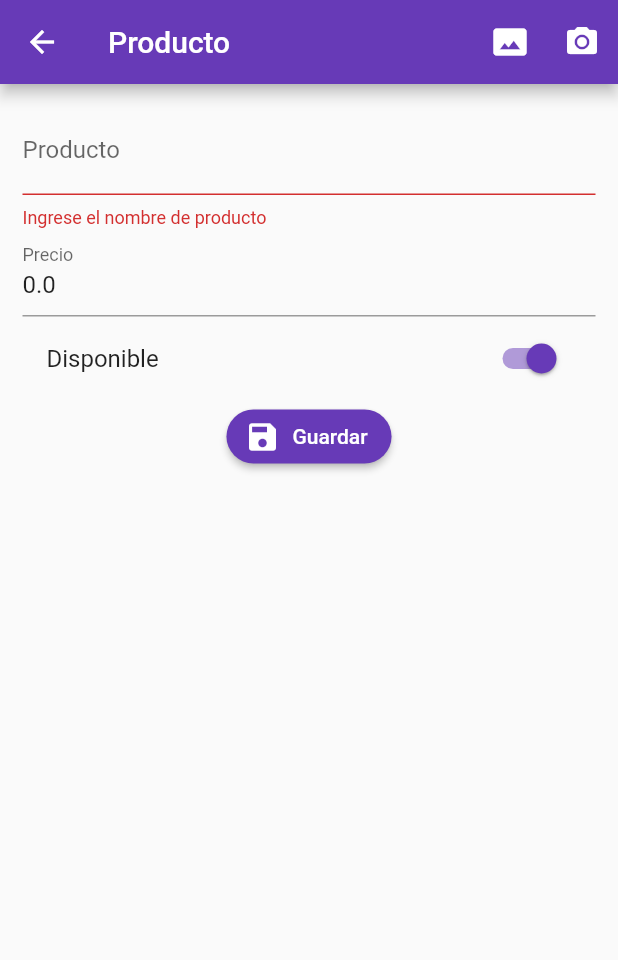
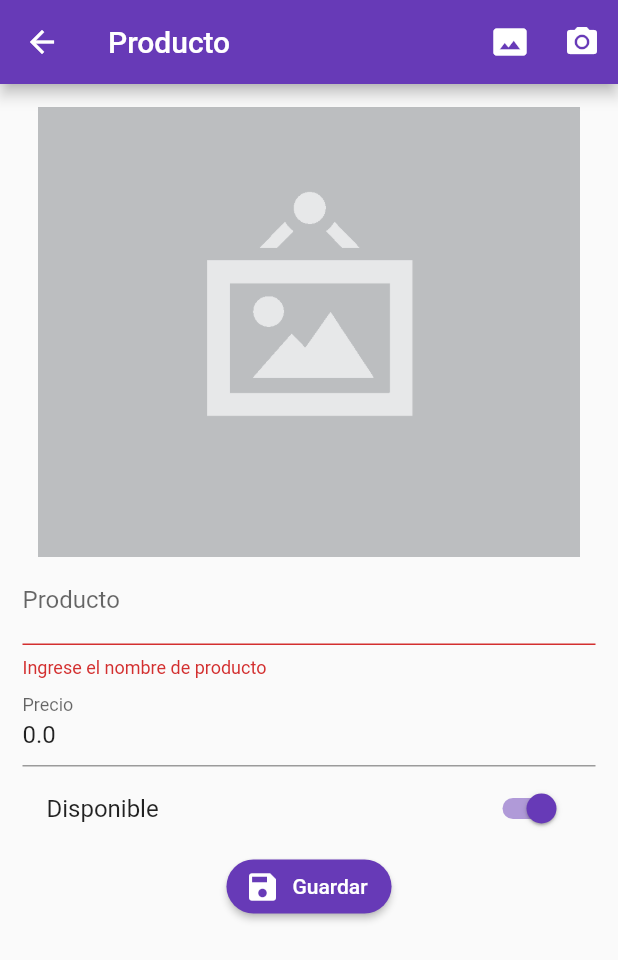
Before and after one commit to Fabian-Luque/flutter-formvalidation, a Flutter app: the ProductPage screen opened by its route, after a tap on "Guardar", after a tap on the "photo size select actual" icon, on a phone screen of 412 x 824 dp. Shown: the top 960 px of the screen. Run offline on Flutter 3.47's test engine with Material 2 defaults, Android fonts, the phone set to English and light mode, and no system bars; our stand-ins replace image_picker, rxdart; network calls fail.

Commit message:
avances e integracion camara y galeria

```diff
--- a/lib/src/models/producto_model.dart
+++ b/lib/src/models/producto_model.dart
@@ -32,7 +32,7 @@ class ProductoModel {
     );
 
     Map<String, dynamic> toJson() => {
-        "id"          : id,
+        // "id"          : id,
         "titulo"      : titulo,
         "valor"       : valor,
         "disponible"  : disponible,
--- a/lib/src/pages/producto_page.dart
+++ b/lib/src/pages/producto_page.dart
@@ -1,4 +1,6 @@
+import 'dart:io';
 import 'package:flutter/material.dart';
+import 'package:image_picker/image_picker.dart';
 
 import 'package:formvalidation/src/utils/utils.dart' as utils;
 import 'package:formvalidation/src/models/producto_model.dart';
@@ -11,24 +13,34 @@ class ProductPage extends StatefulWidget {
 }
 
 class _ProductPageState extends State<ProductPage> {
-  final formKey = GlobalKey<FormState>();
-  final productoProvider = new ProductosProvider();
+  final formKey           = GlobalKey<FormState>();
+  final scaffoldKey       = GlobalKey<ScaffoldState>();
+  final productoProvider  = new ProductosProvider();
 
   ProductoModel producto = new ProductoModel();
-
+  bool _guardando = false;
+  File _image;
+  final picker = ImagePicker();
   @override
   Widget build(BuildContext context) {
+
+    final ProductoModel prodData = ModalRoute.of(context).settings.arguments;
+    if ( prodData != null) {
+      producto = prodData;
+    }
+
     return Scaffold(
+      key: scaffoldKey,
       appBar: AppBar(
         title: Text('Producto'),
         actions: <Widget>[
           IconButton(
             icon: Icon(Icons.photo_size_select_actual),
-            onPressed: () {}
+            onPressed: _seleccionarFoto,
           ),
           IconButton(
             icon: Icon(Icons.camera_alt),
-            onPressed: () {}
+            onPressed: _tomarFoto,
           ),
         ],
       ),
@@ -39,6 +51,7 @@ class _ProductPageState extends State<ProductPage> {
             key: formKey,
             child: Column(
               children: <Widget>[
+                _mostrarFoto(),
                 _crearNombre(),
                 _crearPrecio(),
                 _crearDisponible(),
@@ -114,7 +127,7 @@ class _ProductPageState extends State<ProductPage> {
       textColor: Colors.white,
       label: Text('Guardar'),
       icon: Icon( Icons.save ),
-      onPressed: _submit,
+      onPressed: ( _guardando) ? null : _submit,
     );
   }
 
@@ -125,11 +138,66 @@ class _ProductPageState extends State<ProductPage> {
     formKey.currentState.save();
 
 
-    print(producto.titulo);
-    print(producto.valor);
-    print(producto.disponible);
+    setState(() { _guardando = true; });
 
-    productoProvider.crearProducto(producto);
+    if (producto.id == null) {
+      productoProvider.crearProducto(producto);
+    } else {
+      productoProvider.editarProducto(producto);
+    }
+    // setState(() { _guardando = false; });
+    mostrarSnackbar('Registro guardado');
+
+    Navigator.pop(context);
 
   }
+
+  void mostrarSnackbar( String mensaje ){
+
+    final snackbar = SnackBar(
+      content: Text(mensaje),
+      duration: Duration( milliseconds: 1500),
+    );
+
+    scaffoldKey.currentState.showSnackBar(snackbar);
+
+  }
+
+  Widget _mostrarFoto(){
+    if ( producto.fotoUrl != null ){
+      return Container();
+    } else {
+      return Image(
+        image: AssetImage(_image?.path ?? 'assets/no-image.png'),
+        height: 300.0,
+        fit: BoxFit.cover,
+      );
+    }
+  }
+
+  _seleccionarFoto() async{
+    _procesarImagen(ImageSource.gallery);
+  }
+  _tomarFoto() async {
+    _procesarImagen(ImageSource.camera);
+  }
+
+  _procesarImagen( ImageSource source ) async {
+    final _picker = ImagePicker();
+
+    final pickedFile = await _picker.getImage(
+      source: source
+    );
+
+    setState(() {
+      if (pickedFile != null) {
+        _image = File(pickedFile.path);
+      } else {
+        print('No image selected.');
+      }
+    });
+  }
+
 }
+
+//  http: 0.12.0+2
--- a/pubspec.yaml
+++ b/pubspec.yaml
@@ -30,6 +30,7 @@ dependencies:
   cupertino_icons: ^0.1.3
   rxdart: ^0.24.1
   http:
+  image_picker:
 
 dev_dependencies:
   flutter_test:
@@ -47,8 +48,8 @@ flutter:
   uses-material-design: true
 
   # To add assets to your application, add an assets section, like this:
-  # assets:
-  #   - images/a_dot_burr.jpeg
+  assets:
+    - assets/
   #   - images/a_dot_ham.jpeg
 
   # An image asset can refer to one or more resolution-specific "variants", see
```
Also changed, not shown: lib/src/pages/home_page.dart (+11 -4 lines), lib/src/providers/productos_provider.dart (+25 -0 lines), assets/jar-loading.gif (added), assets/no-image.png (added), pubspec.lock, 8 other files.
